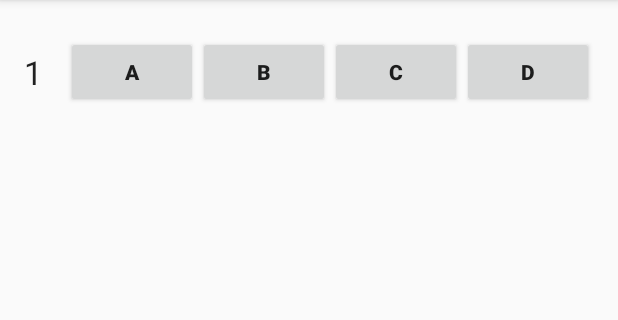
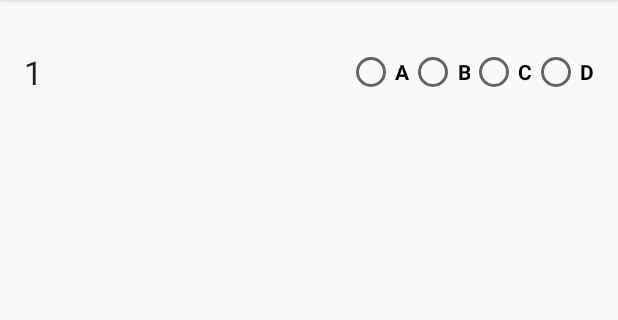
Before and after one commit to Archive-Org/Studyless, an Android app: the screen it shows after launch (MainActivity), on a phone screen of 412 x 824 dp, the part 84-404 px from its top. Run offline under Robolectric (Android 15) with nearby library versions, the phone set to English and light mode, and no system bars.

Commit message:
RadioButtons ARE WORKING!!!!

```diff
--- a/mobile/src/main/res/layout/activity_main.xml
+++ b/mobile/src/main/res/layout/activity_main.xml
@@ -33,13 +33,12 @@
                     android:text="1"
                     android:textAppearance="?android:attr/textAppearanceLarge"/>
 
-                <Button
+                <RadioButton
                     android:id="@+id/B1d"
                     android:layout_width="wrap_content"
                     android:layout_height="wrap_content"
                     android:layout_alignParentEnd="true"
                     android:layout_centerVertical="true"
-                    android:allowUndo="true"
                     android:checked="false"
                     android:clickable="true"
                     android:enabled="true"
@@ -49,13 +48,12 @@
                     android:textAlignment="center"
                     android:textStyle="bold"/>
 
-                <Button
+                <RadioButton
                     android:id="@+id/B1c"
                     android:layout_width="wrap_content"
                     android:layout_height="wrap_content"
                     android:layout_centerVertical="true"
                     android:layout_toStartOf="@+id/B1d"
-                    android:allowUndo="true"
                     android:checked="false"
                     android:clickable="true"
                     android:enabled="true"
@@ -65,13 +63,12 @@
                     android:textAlignment="center"
                     android:textStyle="bold"/>
 
-                <Button
+                <RadioButton
                     android:id="@+id/B1b"
                     android:layout_width="wrap_content"
                     android:layout_height="wrap_content"
                     android:layout_centerVertical="true"
                     android:layout_toStartOf="@+id/B1c"
-                    android:allowUndo="true"
                     android:checked="false"
                     android:clickable="true"
                     android:enabled="true"
@@ -81,13 +78,12 @@
                     android:textAlignment="center"
                     android:textStyle="bold"/>
 
-                <Button
+                <RadioButton
                     android:id="@+id/B1a"
                     android:layout_width="wrap_content"
                     android:layout_height="wrap_content"
                     android:layout_centerVertical="true"
                     android:layout_toStartOf="@+id/B1b"
-                    android:allowUndo="true"
                     android:checked="false"
                     android:clickable="true"
                     android:enabled="true"
@@ -95,8 +91,7 @@
                     android:singleLine="true"
                     android:text="A"
                     android:textAlignment="center"
-                    android:textStyle="bold"
-                    android:translationZ="5dp"/>
+                    android:textStyle="bold"/>
 
             </RelativeLayout>
         </TableRow>
```
